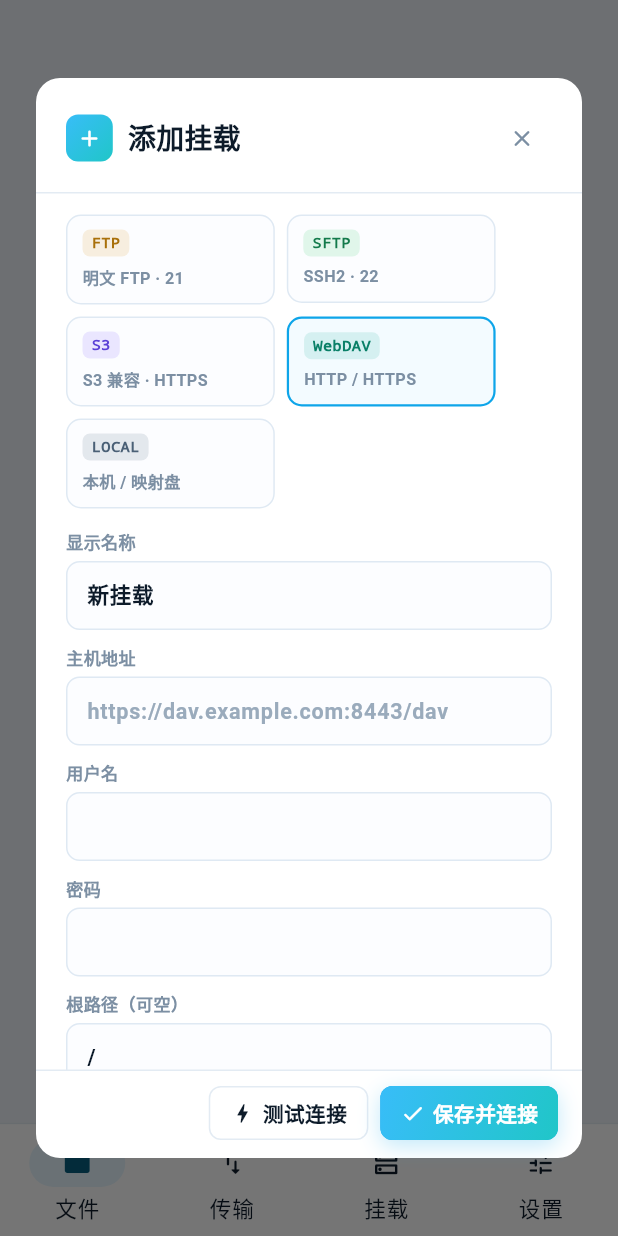
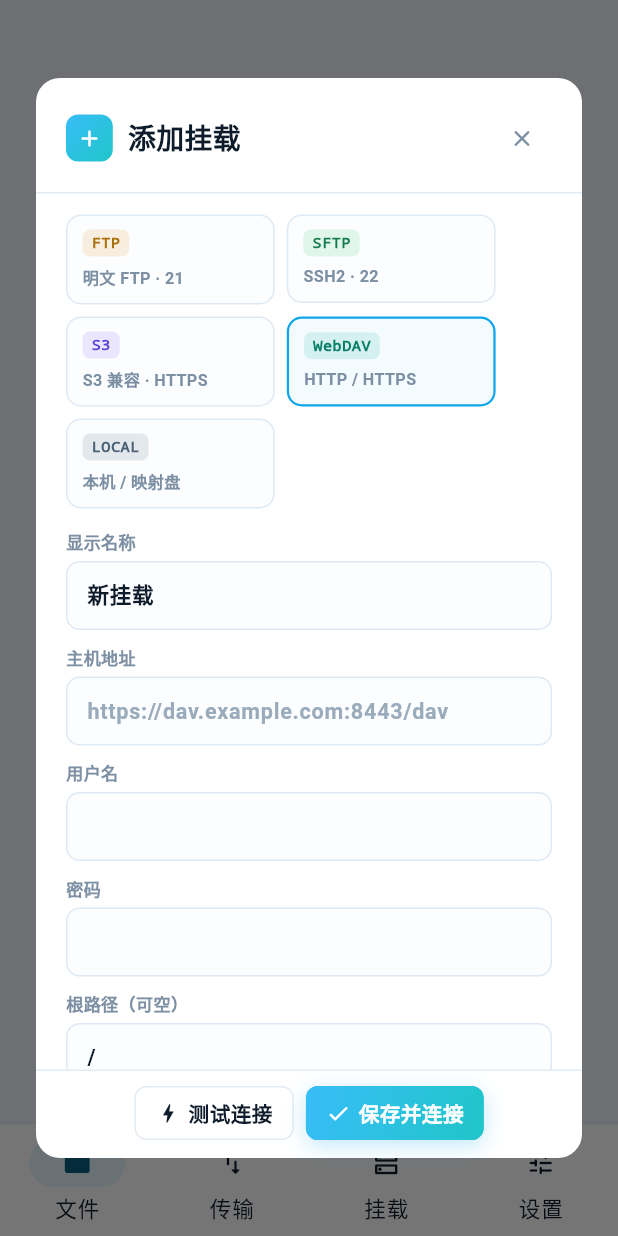
Before and after one commit to david88558855/Nimbo, a Flutter app: the screen it shows after launch, after a tap on "添加挂载", on a phone screen of 412 x 824 dp. Run offline on Flutter 3.47's test engine with Material 3 defaults, Android fonts, the phone set to English and light mode, and no system bars; our stand-ins replace dio, file_picker, flutter_secure_storage; missing offline and left inert: dartssh2, desktop_drop, tray_manager, window_manager.

Commit message:
fix(ui): 安卓添加挂载弹窗两处布局修正
1. 独立代理行：删掉右侧「仅对本挂载生效，不影响其他挂载」——该 Text 没有可收缩包裹，
   Android 1.2 倍字号下总宽超出弹窗，文字顶出容器边框
2. 底部按钮：去掉 Spacer（原来靠右），改 mainAxisAlignment.center，
   内边距由 fromLTRB(20,10,16,12) 改为对称的 (16,10,16,12)；
   窄屏上不再贴右边界，两个按钮水平居中

按钮尺寸、间距、配色与弹窗其余部分不变。文档：2.18、回归清单两行

```diff
--- a/lib/pages/add_mount_page.dart
+++ b/lib/pages/add_mount_page.dart
@@ -332,11 +332,13 @@ class _AddMountDialogState extends State<AddMountDialog> {
             ),
             const Divider(height: 1, color: NimboColors.line),
             Padding(
-              padding: const EdgeInsets.fromLTRB(20, 10, 16, 12),
+              // 左右内边距对称：原来左 20 / 右 16 会让居中后的按钮看着偏左。
+              padding: const EdgeInsets.fromLTRB(16, 10, 16, 12),
               child: Row(
+                // 居中而不是靠右：窄屏（放大字号后）靠右会贴着右边界，看着像错位。
+                mainAxisAlignment: MainAxisAlignment.center,
                 children: [
-                  // 底部只留操作按钮：原来的「凭据写入系统安全存储」说明已移除。
-                  const Spacer(),
+                  // 底部只留操作按钮：原来的「凭据写入安全存储」说明已移除。
                   NimboButton(_testing ? '测试中…' : '测试连接',
                       kind: NimboButtonKind.secondary,
                       icon: Icons.bolt_rounded,
@@ -562,9 +564,6 @@ class _AddMountDialogState extends State<AddMountDialog> {
               const SizedBox(width: 4),
               const Text('独立代理',
                   style: TextStyle(fontSize: 12, fontWeight: FontWeight.w700)),
-              const SizedBox(width: 8),
-              const Text('仅对本挂载生效，不影响其他挂载',
-                  style: TextStyle(fontSize: 10, color: NimboColors.ink3)),
             ],
           ),
           if (_proxyEnabled) ...[
```
Also changed, not shown: 1 other file.
